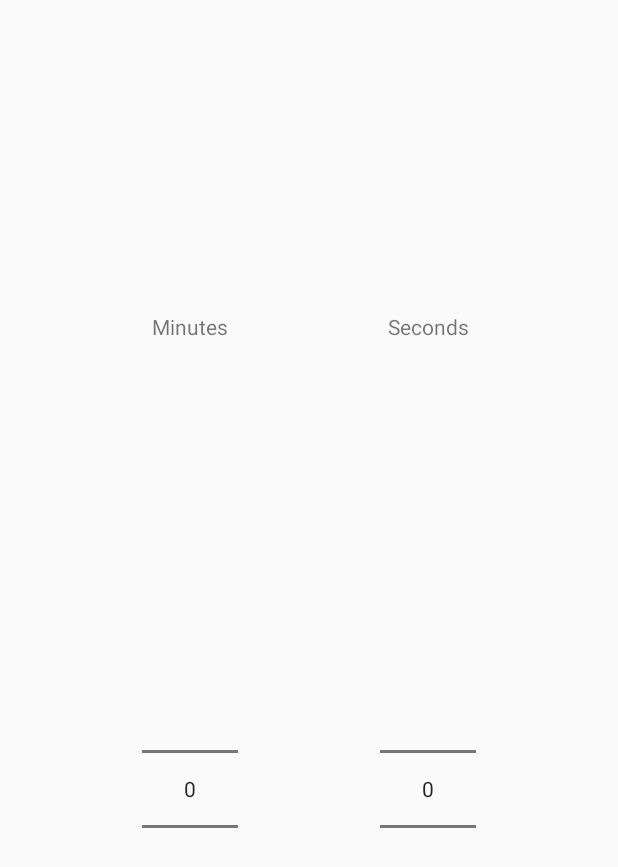
After one commit to fernandozanutto/simple-chess-clock, an Android app: the layout time_picker_dialog.xml on its own in the app's theme, with its tools: preview values and no code run, on a phone screen of 412 x 824 dp. The commit adds this screen. Shown: the top 867 px of the screen. Run offline under Robolectric (Android 15) with nearby library versions, the light colour scheme and no system bars.

Commit message:
TimePickerDialog

```diff
--- /dev/null
+++ b/app/src/main/res/layout/time_picker_dialog.xml
@@ -0,0 +1,46 @@
+<?xml version="1.0" encoding="utf-8"?>
+<androidx.constraintlayout.widget.ConstraintLayout xmlns:android="http://schemas.android.com/apk/res/android"
+    xmlns:app="http://schemas.android.com/apk/res-auto"
+    android:layout_width="match_parent"
+    android:layout_height="match_parent">
+
+    <TextView
+        android:id="@+id/minutes_label"
+        android:layout_width="wrap_content"
+        android:layout_height="wrap_content"
+        android:text="Minutes"
+        app:layout_constraintBottom_toTopOf="@id/minutes_picker"
+        app:layout_constraintEnd_toEndOf="@id/minutes_picker"
+        app:layout_constraintStart_toStartOf="@id/minutes_picker"
+        app:layout_constraintTop_toTopOf="parent" />
+
+    <NumberPicker
+        android:id="@+id/minutes_picker"
+        android:layout_width="wrap_content"
+        android:layout_height="wrap_content"
+        app:layout_constraintBottom_toBottomOf="parent"
+        app:layout_constraintEnd_toStartOf="@id/seconds_picker"
+        app:layout_constraintStart_toStartOf="parent"
+        app:layout_constraintTop_toBottomOf="@id/minutes_label" />
+
+
+    <TextView
+        android:id="@+id/seconds_label"
+        android:layout_width="wrap_content"
+        android:layout_height="wrap_content"
+        android:text="Seconds"
+        app:layout_constraintBottom_toTopOf="@id/seconds_picker"
+        app:layout_constraintEnd_toEndOf="@id/seconds_picker"
+        app:layout_constraintStart_toStartOf="@id/seconds_picker"
+        app:layout_constraintTop_toTopOf="parent" />
+
+    <NumberPicker
+        android:id="@+id/seconds_picker"
+        android:layout_width="wrap_content"
+        android:layout_height="wrap_content"
+        app:layout_constraintBottom_toBottomOf="parent"
+        app:layout_constraintEnd_toEndOf="parent"
+        app:layout_constraintStart_toEndOf="@id/minutes_picker"
+        app:layout_constraintTop_toBottomOf="@id/seconds_label" />
+
+</androidx.constraintlayout.widget.ConstraintLayout>
```
Also changed, not shown: app/src/main/java/com/fzanutto/simplechessclock/MainActivity.kt (+23 -12 lines), app/src/main/java/com/fzanutto/simplechessclock/TimePickerDialog.kt (added, +52 -0 lines).
